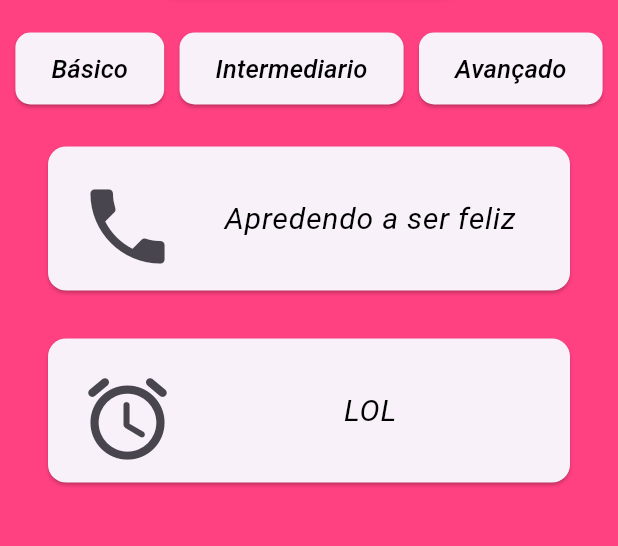
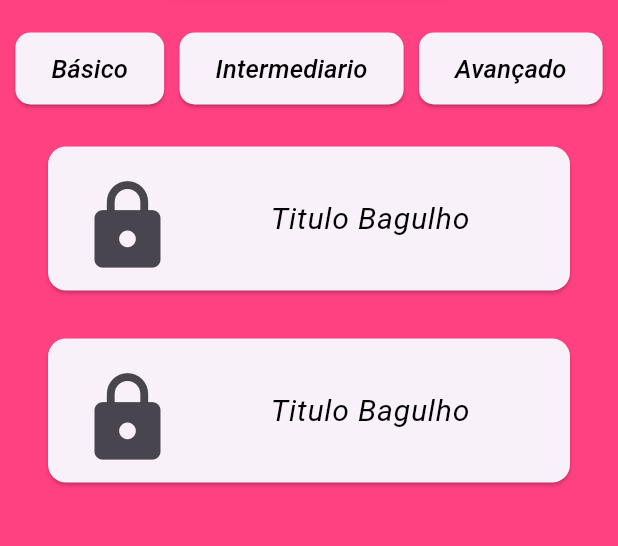
Before and after one commit to RobertAlvesVS/TCC_New_Future, a Flutter app: the screen it shows after launch, after a tap on "Intermediario", on a phone screen of 412 x 824 dp, the part 131-677 px from its top. Run offline on Flutter 3.47's test engine with Material 2 defaults, Android fonts, the phone set to English and light mode, and no system bars; our stand-ins replace youtube_player_flutter.

Commit message:
Primeiro Commit

```diff
--- a/lib/controller/card_repository.dart
+++ b/lib/controller/card_repository.dart
@@ -14,4 +14,15 @@ class CardRepository {
           Icons.access_alarm_rounded,
         ))
   ];
+
+  static List<CardModel> cardIntermediario = [
+    CardModel(titulo: 'Titulo Bagulho', icon: const Icon(Icons.lock)),
+    CardModel(titulo: 'Titulo Bagulho', icon: const Icon(Icons.lock)),
+  ];
+
+  static List<CardModel> cardAvancado = [
+    CardModel(titulo: 'Avançado', icon: const Icon(Icons.key)),
+    CardModel(titulo: 'Avançado', icon: const Icon(Icons.key)),
+    CardModel(titulo: 'Avançado', icon: const Icon(Icons.key)),
+  ];
 }
--- a/lib/models/card_model.dart
+++ b/lib/models/card_model.dart
@@ -3,6 +3,7 @@ import 'package:flutter/material.dart';
 class CardModel {
   final String titulo;
   final Icon icon;
+  String urlYT;
 
-  CardModel({required this.titulo, required this.icon});
+  CardModel({required this.titulo, required this.icon, this.urlYT = ''});
 }
--- a/lib/pages/basico.dart
+++ b/lib/pages/basico.dart
@@ -1,5 +1,6 @@
 import 'package:flutter/material.dart';
 import 'package:new_future/controller/card_repository.dart';
+import 'package:youtube_player_flutter/youtube_player_flutter.dart';
 
 class Basico extends StatefulWidget {
   const Basico({super.key});
@@ -10,6 +11,16 @@ class Basico extends StatefulWidget {
 
 class _BasicoState extends State<Basico> {
   final cardBasico = CardRepository.cardBasico;
+  final videoURL = 'https://www.youtube.com/watch?v=1j5ePXWGrag';
+  late YoutubePlayerController controller;
+
+  @override
+  void initState() {
+    final videoID = YoutubePlayer.convertUrlToId(videoURL);
+    controller = YoutubePlayerController(
+        initialVideoId: videoID!, flags: YoutubePlayerFlags(autoPlay: true));
+    super.initState();
+  }
 
   @override
   Widget build(BuildContext context) {
@@ -29,6 +40,20 @@ class _BasicoState extends State<Basico> {
               textAlign: TextAlign.center,
             ),
             contentPadding: const EdgeInsets.all(20),
+            onTap: () {
+              setState(() {
+                YoutubePlayerBuilder(
+                  player: YoutubePlayer(controller: controller),
+                  builder: (context, player) {
+                    return Scaffold(
+                        body: Container(
+                      child: player,
+                    ));
+                  },
+                );
+                debugPrint('HIIIIIIIIIIII');
+              });
+            },
           ),
         );
       },
--- /dev/null
+++ b/lib/pages/intermediario.dart
@@ -0,0 +1,38 @@
+import 'package:flutter/material.dart';
+import 'package:new_future/controller/card_repository.dart';
+
+class Intermediario extends StatefulWidget {
+  const Intermediario({super.key});
+
+  @override
+  State<Intermediario> createState() => _IntermediarioState();
+}
+
+class _IntermediarioState extends State<Intermediario> {
+  final cardIntermediario = CardRepository.cardIntermediario;
+
+  @override
+  Widget build(BuildContext context) {
+    return ListView.builder(
+      itemBuilder: (context, index) {
+        return Card(
+          margin: const EdgeInsets.only(left: 32, right: 32, bottom: 32),
+          child: ListTile(
+            leading: Icon(cardIntermediario[index].icon.icon, size: 66),
+            title: Text(
+              cardIntermediario[index].titulo,
+              style: const TextStyle(
+                fontSize: 20,
+                fontStyle: FontStyle.italic,
+                color: Colors.black,
+              ),
+              textAlign: TextAlign.center,
+            ),
+            contentPadding: const EdgeInsets.all(20),
+          ),
+        );
+      },
+      itemCount: cardIntermediario.length,
+    );
+  }
+}
--- a/lib/pages/pagina_inicial.dart
+++ b/lib/pages/pagina_inicial.dart
@@ -1,5 +1,7 @@
 import 'package:flutter/material.dart';
+import 'package:new_future/pages/avancado.dart';
 import 'package:new_future/pages/basico.dart';
+import 'package:new_future/pages/intermediario.dart';
 
 class PaginaPrincipal extends StatefulWidget {
   const PaginaPrincipal({super.key});
@@ -9,6 +11,8 @@ class PaginaPrincipal extends StatefulWidget {
 }
 
 class _PaginaPrincipalState extends State<PaginaPrincipal> {
+  List pages = [const Basico(), const Intermediario(), const Avancado()];
+  int cont = 0;
   @override
   Widget build(BuildContext context) {
     return SafeArea(
@@ -49,7 +53,11 @@ class _PaginaPrincipalState extends State<PaginaPrincipal> {
                   mainAxisAlignment: MainAxisAlignment.spaceEvenly,
                   children: [
                     ElevatedButton(
-                      onPressed: () {},
+                      onPressed: () {
+                        setState(() {
+                          cont = 0;
+                        });
+                      },
                       style: ElevatedButton.styleFrom(
                         minimumSize: const Size(88, 48),
                         shape: RoundedRectangleBorder(
@@ -66,7 +74,11 @@ class _PaginaPrincipalState extends State<PaginaPrincipal> {
                       ),
                     ),
                     ElevatedButton(
-                      onPressed: () {},
+                      onPressed: () {
+                        setState(() {
+                          cont = 1;
+                        });
+                      },
                       style: ElevatedButton.styleFrom(
                           minimumSize: const Size(115, 48),
                           shape: RoundedRectangleBorder(
@@ -82,7 +94,11 @@ class _PaginaPrincipalState extends State<PaginaPrincipal> {
                       ),
                     ),
                     ElevatedButton(
-                      onPressed: () {},
+                      onPressed: () {
+                        setState(() {
+                          cont = 2;
+                        });
+                      },
                       style: ElevatedButton.styleFrom(
                           minimumSize: const Size(88, 48),
                           shape: RoundedRectangleBorder(
@@ -100,7 +116,7 @@ class _PaginaPrincipalState extends State<PaginaPrincipal> {
                   ],
                 ),
               ),
-              Expanded(child: Basico())
+              Expanded(child: pages[cont])
             ],
           ),
         ),
--- a/pubspec.yaml
+++ b/pubspec.yaml
@@ -34,6 +34,7 @@ dependencies:
   # Use with the CupertinoIcons class for iOS style icons.
   cupertino_icons: ^1.0.2
   flutter_native_splash: ^2.3.1
+  youtube_player_flutter: ^8.1.2
 
 
 dev_dependencies:
```
Also changed, not shown: lib/pages/avancado.dart (added, +38 -0 lines), pubspec.lock, 1 other file.
